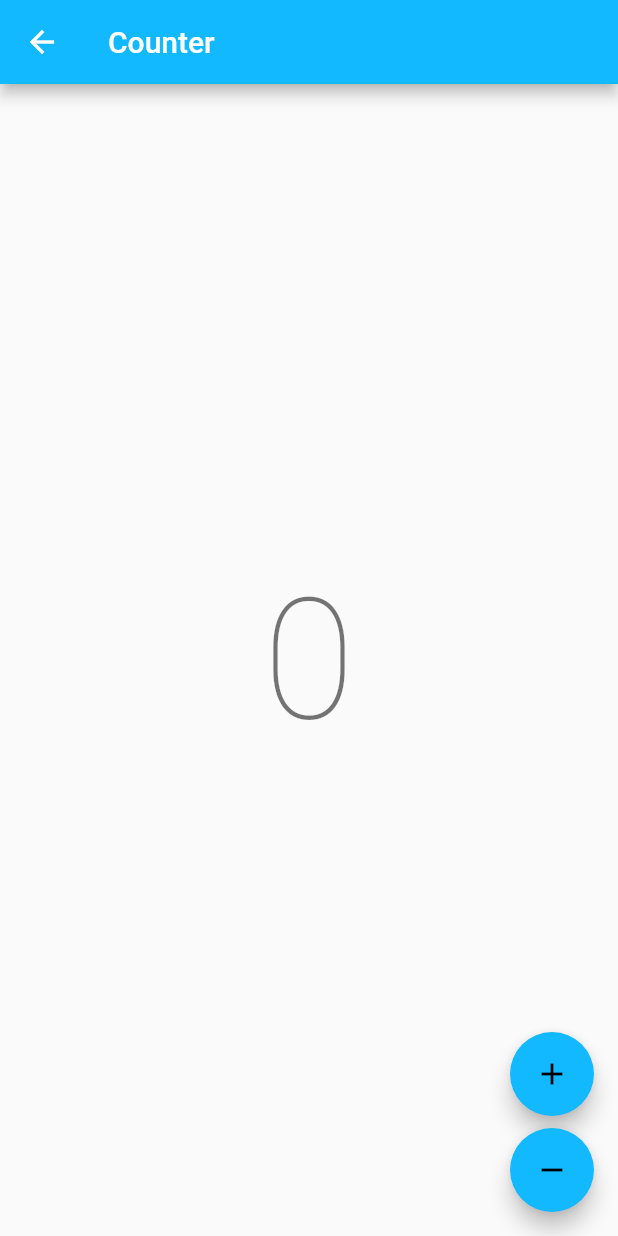
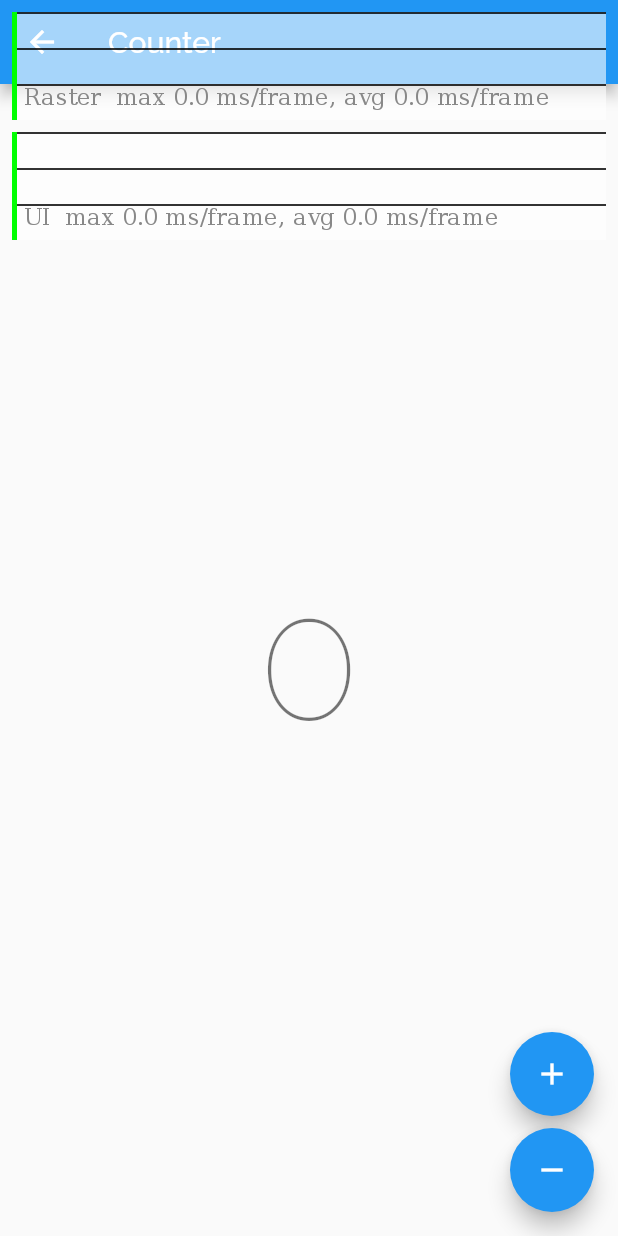
Before and after one commit to deveraman/Bweather, a Flutter app: the CounterView screen opened directly, on a phone screen of 412 x 824 dp. Run offline on Flutter 3.47's test engine with Material 2 defaults, Android fonts, the light colour scheme and no system bars; our stand-ins replace bloc, flutter_bloc, google_fonts; generated files the repository leaves out were written again; statements that could not run were skipped.

Commit message:
bweather: add custom dark and light theme

```diff
--- /dev/null
+++ b/lib/theme.dart
@@ -0,0 +1,19 @@
+import 'package:flutter/material.dart';
+import 'package:google_fonts/google_fonts.dart';
+
+const tangyOrange = Color(0xFFF8B500);
+const mangoYellow = Color(0xFFFFCF00);
+const blueberryBlue = Color(0xFF00A1E0);
+const brinjalWhite = Color(0xFFF5F5F5);
+
+final ThemeData myThemeDataLight = ThemeData(
+  textTheme: GoogleFonts.ralewayTextTheme(
+    ThemeData.light().textTheme,
+  ),
+);
+
+final ThemeData myThemeDataDark = ThemeData(
+  textTheme: GoogleFonts.ralewayTextTheme(
+    ThemeData.dark().textTheme,
+  ),
+);
```
Also changed, not shown: lib/app/view/app.dart (+4 -7 lines).
